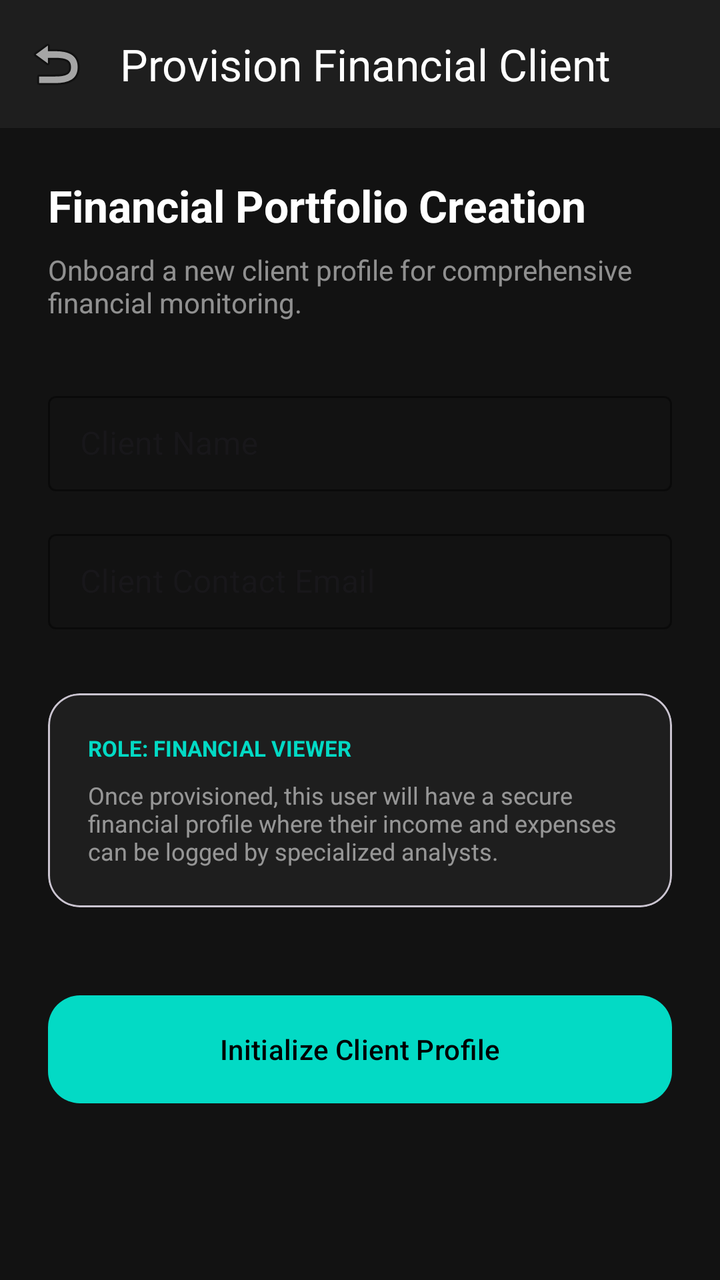
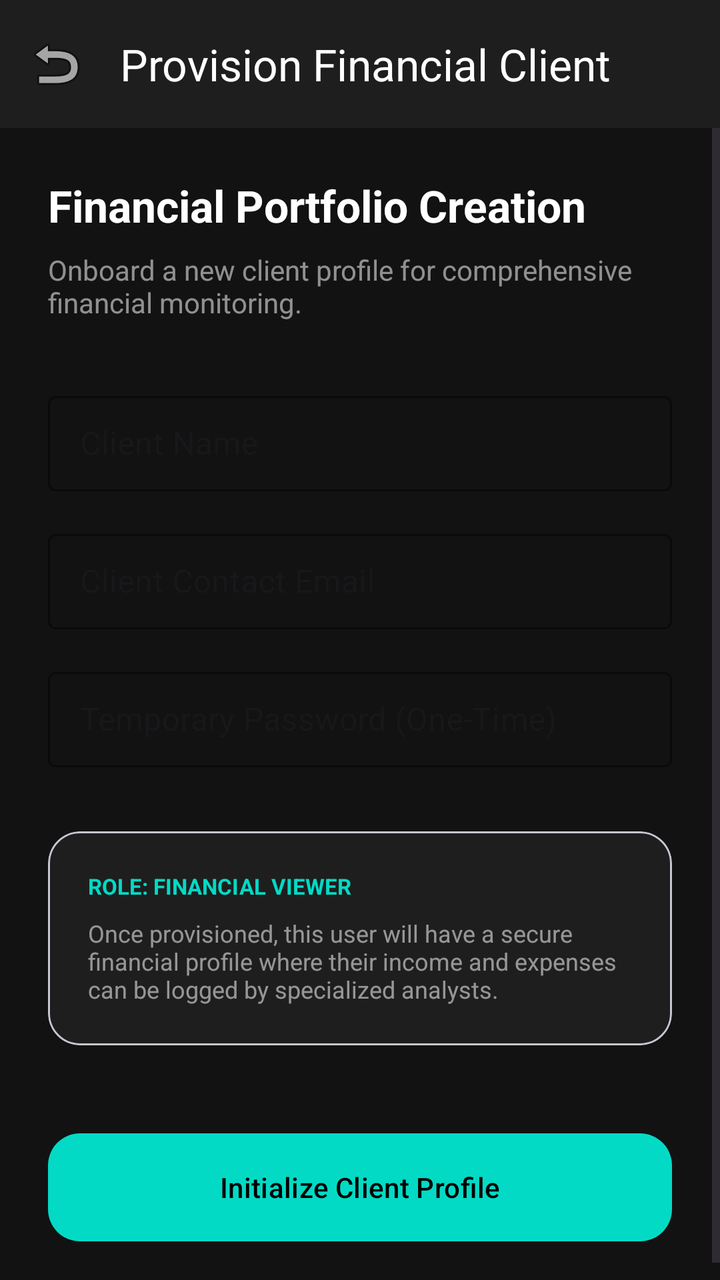

Screens rendered from an Android XML layout before and after an edit, with the pre-edit source and the edit as a unified diff.
<!-- AndroidManifest.xml: application theme Theme.FinanceWise -->
<!-- res/layout/activity_create_client.xml -->
<?xml version="1.0" encoding="utf-8"?>
<LinearLayout xmlns:android="http://schemas.android.com/apk/res/android"
    xmlns:app="http://schemas.android.com/apk/res-auto"
    android:layout_width="match_parent"
    android:layout_height="match_parent"
    android:background="#121212"
    android:orientation="vertical">

    <androidx.appcompat.widget.Toolbar
        android:id="@+id/toolbar_create_client"
        android:layout_width="match_parent"
        android:layout_height="?attr/actionBarSize"
        android:background="#1E1E1E"
        app:navigationIcon="@android:drawable/ic_menu_revert"
        app:title="Provision Financial Client"
        app:titleTextColor="#FFFFFF" />

    <ScrollView
        android:layout_width="match_parent"
        android:layout_height="match_parent"
        android:fillViewport="true">

        <LinearLayout
            android:layout_width="match_parent"
            android:layout_height="wrap_content"
            android:orientation="vertical"
            android:padding="24dp">

            <TextView
                android:layout_width="wrap_content"
                android:layout_height="wrap_content"
                android:text="Financial Portfolio Creation"
                android:textColor="#FFFFFF"
                android:textSize="22sp"
                android:textStyle="bold"
                android:layout_marginBottom="8dp" />
            
            <TextView
                android:layout_width="wrap_content"
                android:layout_height="wrap_content"
                android:text="Onboard a new client profile for comprehensive financial monitoring."
                android:textColor="#88FFFFFF"
                android:textSize="14sp"
                android:layout_marginBottom="32dp" />

            <com.google.android.material.textfield.TextInputLayout
                android:layout_width="match_parent"
                android:layout_height="wrap_content"
                android:hint="Client Name"
                app:boxStrokeColor="#03DAC5"
                style="@style/Widget.MaterialComponents.TextInputLayout.OutlinedBox.Dense">
                <com.google.android.material.textfield.TextInputEditText
                    android:id="@+id/et_create_client_name"
                    android:layout_width="match_parent"
                    android:layout_height="wrap_content"
                    android:textColor="#FFF"/>
            </com.google.android.material.textfield.TextInputLayout>

            <com.google.android.material.textfield.TextInputLayout
                android:layout_width="match_parent"
                android:layout_height="wrap_content"
                android:hint="Client Contact Email"
                android:layout_marginTop="16dp"
                app:boxStrokeColor="#03DAC5"
                style="@style/Widget.MaterialComponents.TextInputLayout.OutlinedBox.Dense">
                <com.google.android.material.textfield.TextInputEditText
                    android:id="@+id/et_create_client_email"
                    android:layout_width="match_parent"
                    android:layout_height="wrap_content"
                    android:inputType="textEmailAddress"
                    android:textColor="#FFF"/>
            </com.google.android.material.textfield.TextInputLayout>

            
            <com.google.android.material.card.MaterialCardView
                android:layout_width="match_parent"
                android:layout_height="wrap_content"
                app:cardCornerRadius="16dp"
                app:cardBackgroundColor="#1E1E1E"
                android:layout_marginTop="32dp">
                <LinearLayout
                    android:layout_width="match_parent"
                    android:layout_height="wrap_content"
                    android:orientation="vertical"
                    android:padding="20dp">
                    <TextView
                        android:layout_width="wrap_content"
                        android:layout_height="wrap_content"
                        android:text="ROLE: FINANCIAL VIEWER"
                        android:textColor="#03DAC5"
                        android:textSize="11sp"
                        android:textStyle="bold"
                        android:textAllCaps="true" />
                    <TextView
                        android:layout_width="wrap_content"
                        android:layout_height="wrap_content"
                        android:text="Once provisioned, this user will have a secure financial profile where their income and expenses can be logged by specialized analysts."
                        android:textColor="#88FFFFFF"
                        android:textSize="12sp"
                        android:layout_marginTop="8dp" />
                </LinearLayout>
            </com.google.android.material.card.MaterialCardView>

            <com.google.android.material.button.MaterialButton
                android:id="@+id/btn_finalize_create_client"
                android:layout_width="match_parent"
                android:layout_height="62dp"
                android:layout_marginTop="40dp"
                android:text="Initialize Client Profile"
                app:cornerRadius="16dp"
                app:backgroundTint="#03DAC5"
                android:textColor="#000" />

        </LinearLayout>
    </ScrollView>
</LinearLayout>
<!-- resources referenced by this layout -->
<resources>
  <style name="Theme.FinanceWise" parent="Base.Theme.FinanceWise" />
  <style name="Base.Theme.FinanceWise" parent="Theme.Material3.DayNight.NoActionBar">
          
          
      </style>
</resources>

<!-- the commit's change to res/layout/activity_create_client.xml (unified diff, before → after) -->
@@ -71,6 +71,21 @@
                     android:textColor="#FFF"/>
             </com.google.android.material.textfield.TextInputLayout>
 
+            <com.google.android.material.textfield.TextInputLayout
+                android:layout_width="match_parent"
+                android:layout_height="wrap_content"
+                android:hint="Temporary Password (One-Time)"
+                android:layout_marginTop="16dp"
+                app:boxStrokeColor="#03DAC5"
+                style="@style/Widget.MaterialComponents.TextInputLayout.OutlinedBox.Dense">
+                <com.google.android.material.textfield.TextInputEditText
+                    android:id="@+id/et_create_client_password"
+                    android:layout_width="match_parent"
+                    android:layout_height="wrap_content"
+                    android:inputType="textPassword"
+                    android:textColor="#FFF"/>
+            </com.google.android.material.textfield.TextInputLayout>
+
             
             <com.google.android.material.card.MaterialCardView
                 android:layout_width="match_parent"
